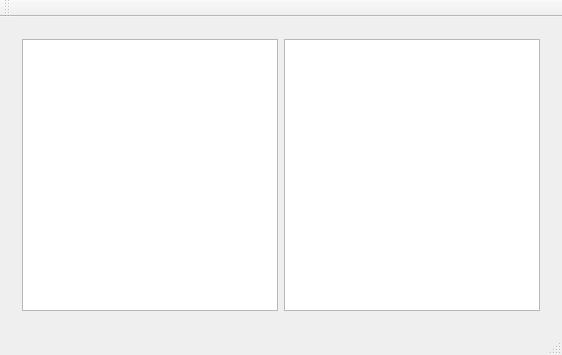
Before: the Qt Designer form mainwindow.ui in chinazhangchao/BestCommander, drawn with Qt 5.
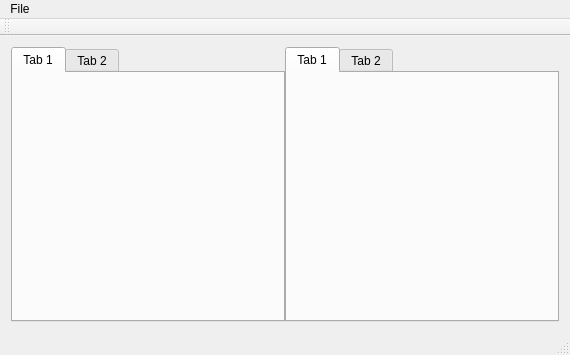
After: the same form once the commit is applied.

Patch:
```diff
--- a/mainwindow.ui
+++ b/mainwindow.ui
@@ -6,7 +6,7 @@
    <rect>
     <x>0</x>
     <y>0</y>
-    <width>554</width>
+    <width>570</width>
     <height>355</height>
    </rect>
   </property>
@@ -18,24 +18,62 @@
     <item>
      <widget class="QWidget" name="viewWidget" native="true">
       <property name="sizePolicy">
-       <sizepolicy hsizetype="MinimumExpanding" vsizetype="MinimumExpanding">
+       <sizepolicy hsizetype="Expanding" vsizetype="Expanding">
         <horstretch>0</horstretch>
         <verstretch>0</verstretch>
        </sizepolicy>
       </property>
       <layout class="QHBoxLayout" name="horizontalLayout">
+       <property name="spacing">
+        <number>0</number>
+       </property>
+       <property name="sizeConstraint">
+        <enum>QLayout::SetNoConstraint</enum>
+       </property>
+       <property name="leftMargin">
+        <number>0</number>
+       </property>
+       <property name="topMargin">
+        <number>0</number>
+       </property>
+       <property name="rightMargin">
+        <number>0</number>
+       </property>
+       <property name="bottomMargin">
+        <number>0</number>
+       </property>
        <item>
-        <widget class="QTableView" name="leftView">
-         <property name="sortingEnabled">
-          <bool>true</bool>
+        <widget class="QTabWidget" name="leftTabWidget">
+         <property name="currentIndex">
+          <number>0</number>
          </property>
+         <widget class="QWidget" name="tab">
+          <attribute name="title">
+           <string>Tab 1</string>
+          </attribute>
+         </widget>
+         <widget class="QWidget" name="tab_2">
+          <attribute name="title">
+           <string>Tab 2</string>
+          </attribute>
+         </widget>
         </widget>
        </item>
        <item>
-        <widget class="QTableView" name="rightView">
-         <property name="sortingEnabled">
-          <bool>true</bool>
+        <widget class="QTabWidget" name="rightTabWidget">
+         <property name="currentIndex">
+          <number>0</number>
          </property>
+         <widget class="QWidget" name="tab_3">
+          <attribute name="title">
+           <string>Tab 1</string>
+          </attribute>
+         </widget>
+         <widget class="QWidget" name="tab_4">
+          <attribute name="title">
+           <string>Tab 2</string>
+          </attribute>
+         </widget>
         </widget>
        </item>
       </layout>
@@ -48,10 +86,16 @@
     <rect>
      <x>0</x>
      <y>0</y>
-     <width>554</width>
-     <height>23</height>
+     <width>570</width>
+     <height>22</height>
     </rect>
    </property>
+   <widget class="QMenu" name="menu">
+    <property name="title">
+     <string comment="Menu">File</string>
+    </property>
+   </widget>
+   <addaction name="menu"/>
   </widget>
   <widget class="QToolBar" name="mainToolBar">
    <attribute name="toolBarArea">
```
Left out of the diff: 2 changed lines with no effect on the pictures.
